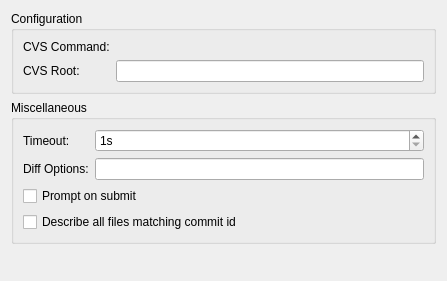
Before: the Qt Designer form src/plugins/cvs/settingspage.ui in qt-creator/qt-creator, drawn with Qt 5.
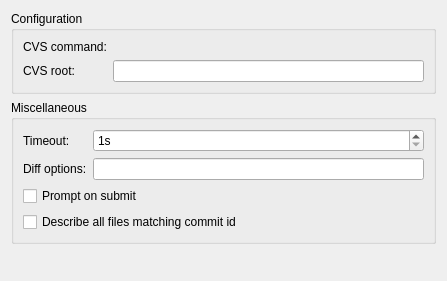
After: the same form once the commit is applied. Custom widgets are drawn as their Qt base class.

```diff
--- a/src/plugins/cvs/settingspage.ui
+++ b/src/plugins/cvs/settingspage.ui
@@ -20,7 +20,7 @@
       <item row="0" column="0">
        <widget class="QLabel" name="commandLabel">
         <property name="text">
-         <string>CVS Command:</string>
+         <string>CVS command:</string>
         </property>
        </widget>
       </item>
@@ -30,7 +30,7 @@
       <item row="1" column="0">
        <widget class="QLabel" name="rootLabel">
         <property name="text">
-         <string>CVS Root:</string>
+         <string>CVS root:</string>
         </property>
        </widget>
       </item>
@@ -49,7 +49,7 @@
       <item row="1" column="0">
        <widget class="QLabel" name="diffOptionsLabel">
         <property name="text">
-         <string>Diff Options:</string>
+         <string>Diff options:</string>
         </property>
        </widget>
       </item>
```
Left out of the diff: 4 changed lines with no effect on the pictures.
